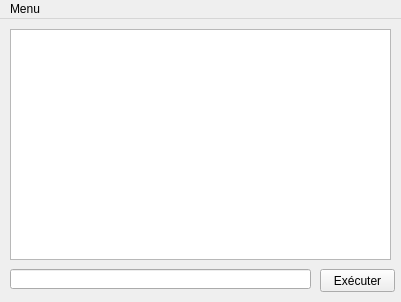
nosatoufer/CPPoker-Server, file CPPoker-Serveur/view/pokerservergui.ui: the form before one commit.
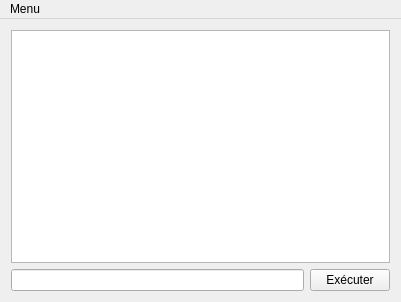
The form after the commit.

Diff of the .ui file:
```diff
--- a/CPPoker-Serveur/view/pokerservergui.ui
+++ b/CPPoker-Serveur/view/pokerservergui.ui
@@ -17,45 +17,28 @@
    <string>Poker - Serveur</string>
   </property>
   <widget class="QWidget" name="centralWidget">
+   <layout class="QGridLayout" name="gridLayout">
+    <item row="0" column="0" colspan="2">
    <widget class="QTextEdit" name="logs">
     <property name="enabled">
      <bool>true</bool>
     </property>
-    <property name="geometry">
-     <rect>
-      <x>10</x>
-      <y>10</y>
-      <width>381</width>
-      <height>231</height>
-     </rect>
-    </property>
     <property name="readOnly">
      <bool>true</bool>
     </property>
    </widget>
-   <widget class="QLineEdit" name="commandLine">
-    <property name="geometry">
-     <rect>
-      <x>10</x>
-      <y>250</y>
-      <width>301</width>
-      <height>20</height>
-     </rect>
-    </property>
-   </widget>
+    </item>
+    <item row="1" column="0">
+     <widget class="QLineEdit" name="commandLine"/>
+    </item>
+    <item row="1" column="1">
    <widget class="QPushButton" name="buttonSend">
-    <property name="geometry">
-     <rect>
-      <x>320</x>
-      <y>250</y>
-      <width>75</width>
-      <height>23</height>
-     </rect>
-    </property>
     <property name="text">
      <string>Exécuter</string>
     </property>
    </widget>
+    </item>
+   </layout>
   </widget>
   <widget class="QMenuBar" name="menuBar">
    <property name="geometry">
```
Left out of the diff: 2 changed lines with no effect on the pictures. Lines whose indentation alone changed are shown as unchanged.
